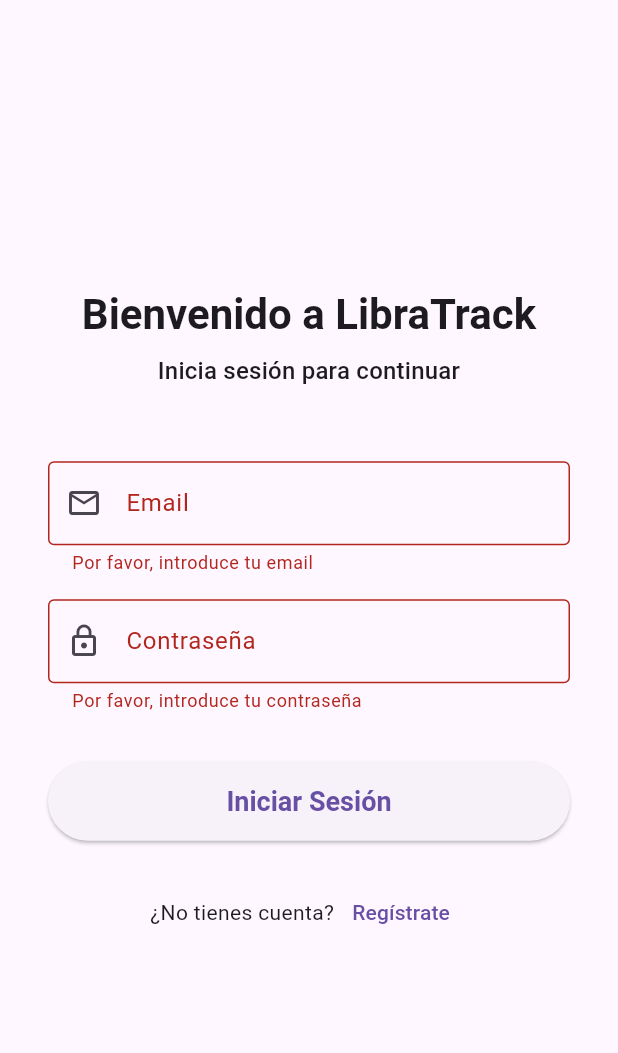
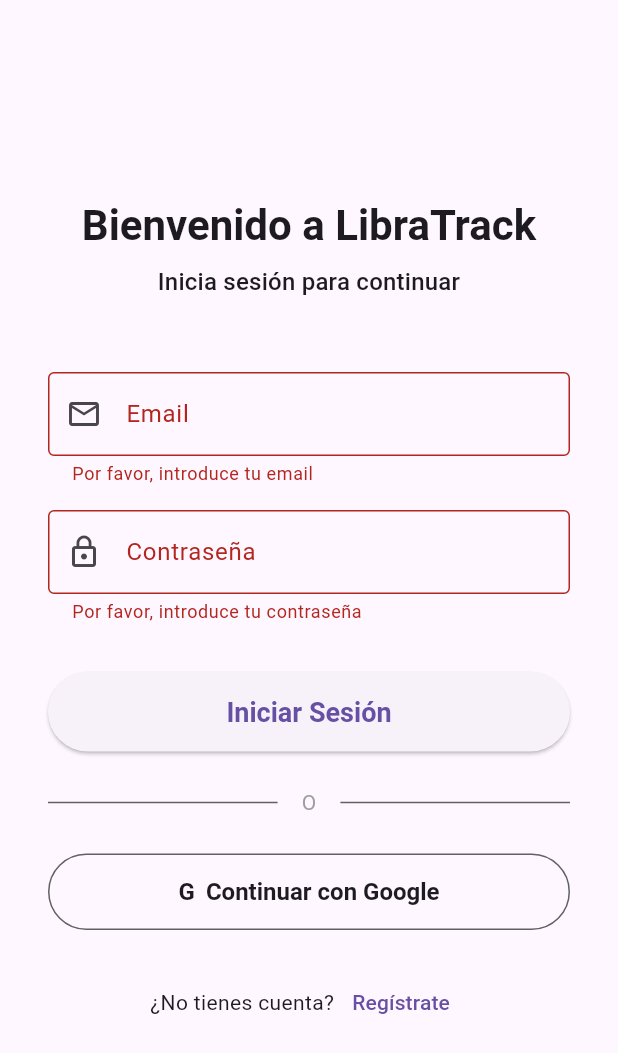
Before and after one commit to andreicolegio-lgtm/libratrack-client, a Flutter app: the screen it shows after launch, after a tap on "Iniciar Sesión", on a phone screen of 412 x 824 dp. Shown: the top 1053 px of the screen. Run offline on Flutter 3.47's test engine with Material 3 defaults, Android fonts, the light colour scheme and no system bars; our stand-ins replace cached_network_image, flutter_secure_storage, google_sign_in, image_picker, marquee, shared_preferences; accounts and stored records are empty; network calls fail.

Commit message:
Temporal Google

```diff
--- a/lib/src/core/services/auth_service.dart
+++ b/lib/src/core/services/auth_service.dart
@@ -1,14 +1,16 @@
 // Archivo: lib/src/core/services/auth_service.dart
-// (¡LINTER CORREGIDO!)
+// (¡CORREGIDO - ID: QA-091!)
 
+// import 'dart:convert'; // <-- ¡ELIMINADO!
 import 'package:flutter/material.dart';
 import 'package:flutter_secure_storage/flutter_secure_storage.dart';
+import 'package:google_sign_in/google_sign_in.dart';
 
 import 'package:libratrack_client/src/core/utils/api_client.dart';
 import 'package:libratrack_client/src/core/utils/api_exceptions.dart';
 import 'package:libratrack_client/src/model/perfil_usuario.dart';
 
-// --- ¡CORREGIDO (LINTER)! ---
+// --- ¡CORREGIDO (Linter)! ---
 const String _accessTokenKey = 'jwt_access_token';
 const String _refreshTokenKey = 'jwt_refresh_token';
 // ---
@@ -17,7 +19,11 @@
   final ApiClient _apiClient;
   final FlutterSecureStorage _secureStorage;
 
-  // Estado en memoria
+  // --- ¡CORRECCIÓN (ID: QA-091)! ---
+  // Usar GoogleSignIn.instance (singleton) en lugar de crear una nueva instancia
+  late final GoogleSignIn _googleSignIn;
+  // ---
+
   String? _accessToken;
   String? _refreshToken;
   PerfilUsuario? _perfilUsuario;
@@ -29,27 +35,35 @@
   bool get isLoading => _isLoading;
 
   AuthService(this._apiClient, this._secureStorage) {
-    _tryAutoLogin();
+    _initialize();
   }
 
-  /// Intenta cargar tokens desde el almacenamiento seguro al iniciar la app.
+  /// Inicialización asíncrona del servicio
+  Future<void> _initialize() async {
+    await _initializeGoogleSignIn();
+    await _tryAutoLogin();
+  }
+
+  /// Inicializa GoogleSignIn de forma segura
+  Future<void> _initializeGoogleSignIn() async {
+    _googleSignIn = GoogleSignIn.instance;
+    // Inicializar con el serverClientId necesario para Android
+    await _googleSignIn.initialize(
+      serverClientId: '1078651925823-g53s0f6i4on4ugdc0t7pfg11vpu86rdp.apps.googleusercontent.com', // Reemplaza con tu Server Client ID de Google Cloud
+    );
+  }
+
   Future<void> _tryAutoLogin() async {
     try {
-      // 1. Intentamos leer ambos tokens
-      // --- ¡CORREGIDO (LINTER)! ---
       _accessToken = await _secureStorage.read(key: _accessTokenKey);
       _refreshToken = await _secureStorage.read(key: _refreshTokenKey);
-      // ---
 
       if (_accessToken != null && _refreshToken != null) {
-        // 2. Si existen, cargamos el perfil
         await _loadUserProfile(shouldNotify: false);
       } else {
-        // 3. Si falta alguno, limpiamos todo
         await logout(shouldNotify: false);
       }
     } catch (e) {
-      // 4. Si algo falla (ej. storage corrupto), limpiamos todo
       await logout(shouldNotify: false);
     } finally {
       _isLoading = false;
@@ -57,11 +71,8 @@
     }
   }
 
-  /// Carga el perfil del usuario desde la API (/api/usuarios/me)
   Future<void> _loadUserProfile({bool shouldNotify = true}) async {
     try {
-      // --- ¡CORREGIDO (ID: QA-078)! ---
-      // get() por defecto NO es un auth endpoint, lo cual es correcto.
       final data = await _apiClient.get('usuarios/me');
       _perfilUsuario = PerfilUsuario.fromJson(data);
       if (shouldNotify) notifyListeners();
@@ -72,17 +83,13 @@
     }
   }
 
-  /// Inicia sesión (Login)
+  /// Inicia sesión con Email y Contraseña
   Future<void> login(String email, String password) async {
     try {
-      // --- ¡CORREGIDO (ID: QA-078)! ---
-      // Le decimos al ApiClient que esta es una llamada de autenticación
-      // para que no intente refrescar si falla.
       final data = await _apiClient.post('auth/login', {
         'email': email,
         'password': password,
-      }, isAuthEndpoint: true); // <-- AÑADIDO
-      // ---
+      }, isAuthEndpoint: true);
 
       _accessToken = data['accessToken'];
       _refreshToken = data['refreshToken'];
@@ -100,15 +107,65 @@
     }
   }
 
+  // --- ¡MÉTODO CORREGIDO (ID: QA-091)! ---
+  /// Inicia sesión o se registra usando Google
+  Future<void> signInWithGoogle() async {
+    try {
+      // 1. Mostrar el Pop-up de Google
+      final GoogleSignInAccount googleUser = await _googleSignIn.authenticate();
+      debugPrint('✅ Google Sign-In exitoso: ${googleUser.email}');
+
+      // 2. Si el usuario cierra el pop-up, authenticate() retorna null implícitamente
+      // (pero el tipo es no-nullable, así que siempre tendremos un usuario válido aquí)
+
+      // 3. Obtener el token de ID de Google
+      final GoogleSignInAuthentication googleAuth = googleUser.authentication;
+      final String? idToken = googleAuth.idToken;
+      debugPrint('🔑 ID Token obtenido: ${idToken?.substring(0, 20) ?? "null"}...');
+
+      if (idToken == null) {
+        throw ApiException('No se pudo obtener el token de Google.');
+      }
+
+      // 4. Enviar el token de Google a NUESTRO backend
+      debugPrint('📤 Enviando token a /auth/google...');
+      debugPrint('📦 Payload: {"token": "${idToken.substring(0, 50)}..."}');
+      final data = await _apiClient.post('auth/google', {
+        'token': idToken,
+      }, isAuthEndpoint: true);
+      debugPrint('✅ Backend respondió correctamente');
+
+      // 5. Recibir NUESTROS propios tokens (Access y Refresh)
+      _accessToken = data['accessToken'];
+      _refreshToken = data['refreshToken'];
+
+      // 6. Guardar nuestros tokens
+      await _secureStorage.write(key: _accessTokenKey, value: _accessToken!);
+      await _secureStorage.write(key: _refreshTokenKey, value: _refreshToken!);
+
+      // 7. Cargar el perfil del usuario (desde nuestra BD)
+      await _loadUserProfile(shouldNotify: false);
+
+      // 8. Notificar a la UI para navegar a Home
+      notifyListeners();
+
+    } on ApiException catch (e) {
+      debugPrint('❌ ApiException: ${e.message}');
+      rethrow;
+    } catch (e) {
+      debugPrint('❌ Error inesperado: $e');
+      throw ApiException('Error inesperado durante el inicio de sesión con Google: ${e.toString()}');
+    }
+  }
+  // ---
+
   /// Cierra la sesión
   Future<void> logout({bool shouldNotify = true}) async {
     try {
+      await _googleSignIn.signOut();
       await _apiClient.logout();
     } catch (e) {
-      // --- ¡CORREGIDO (LINTER)! ---
-      // Se elimina el print()
-      // print("Error during API logout, proceeding with local cleanup: $e");
-      // ---
+      // Ignoramos errores aquí
     }
 
     _accessToken = null;
@@ -124,14 +181,11 @@
   Future<PerfilUsuario> register(
       String username, String email, String password) async {
     try {
-      // --- ¡CORREGIDO (ID: QA-078)! ---
-      // Le decimos al ApiClient que esta es una llamada de autenticación
       final data = await _apiClient.post('auth/register', {
         'username': username,
         'email': email,
         'password': password,
-      }, isAuthEndpoint: true); // <-- AÑADIDO
-      // ---
+      }, isAuthEndpoint: true);
       return PerfilUsuario.fromJson(data);
     } on ApiException {
       rethrow;
@@ -140,14 +194,9 @@
     }
   }
 
-  // --- ¡NUEVO MÉTODO (ID: QA-079)! ---
-  /// Actualiza la copia local del perfil de usuario.
-  /// Llamado desde ProfileScreen después de una actualización exitosa
-  /// (ej. cambio de nombre, cambio de foto) para mantener el estado sincronizado.
+  /// (ID: QA-079) Actualiza la copia local del perfil de usuario
   void updateLocalProfileData(PerfilUsuario perfilActualizado) {
     _perfilUsuario = perfilActualizado;
-    // Notificamos a cualquier widget que pueda estar escuchando el perfil
-    // (aunque en ProfileScreen no es estrictamente necesario, es buena práctica).
     notifyListeners();
   }
 }
--- a/lib/src/features/auth/login_screen.dart
+++ b/lib/src/features/auth/login_screen.dart
@@ -1,5 +1,5 @@
 // Archivo: lib/src/features/auth/login_screen.dart
-// (¡CORREGIDO!)
+// (¡ACTUALIZADO - SPRINT 10: GOOGLE SIGN-IN!)
 
 import 'package:flutter/material.dart';
 import 'package:provider/provider.dart';
@@ -29,6 +29,7 @@
     super.dispose();
   }
 
+  /// Maneja el login con Email/Contraseña
   Future<void> _handleLogin() async {
     if (!_formKey.currentState!.validate()) {
       return;
@@ -46,21 +47,46 @@
         _emailController.text,
         _passwordController.text,
       );
-      // ÉXITO: El login completó. El AuthWrapper verá el cambio y destruirá
-      // este widget para navegar a HomeScreen. No se necesita más código aquí.
+      // Éxito: AuthWrapper navega
     } on ApiException catch (e) {
       if (mounted) {
-        setState(() { _isLoading = false; }); // <-- Apaga en caso de error API
+        setState(() { _isLoading = false; });
         SnackBarHelper.showTopSnackBar(msgContext, e.message, isError: true);
       }
     } catch (e) {
       if (mounted) {
-        setState(() { _isLoading = false; }); // <-- Apaga en caso de error general
+        setState(() { _isLoading = false; });
         SnackBarHelper.showTopSnackBar(msgContext, 'Error inesperado: ${e.toString()}', isError: true);
       }
     }
-    // El bloque FINALLY se elimina, ya que la navegación se encarga del reseteo.
   }
+
+  // --- ¡NUEVO MÉTODO (ID: QA-091)! ---
+  /// Maneja el login con Google
+  Future<void> _handleGoogleSignIn() async {
+    setState(() {
+      _isLoading = true;
+    });
+
+    final authService = context.read<AuthService>();
+    final msgContext = ScaffoldMessenger.of(context);
+
+    try {
+      await authService.signInWithGoogle();
+      // Éxito: AuthWrapper navega
+    } on ApiException catch (e) {
+      if (mounted) {
+        setState(() { _isLoading = false; });
+        SnackBarHelper.showTopSnackBar(msgContext, e.message, isError: true);
+      }
+    } catch (e) {
+      if (mounted) {
+        setState(() { _isLoading = false; });
+        SnackBarHelper.showTopSnackBar(msgContext, 'Error inesperado: ${e.toString()}', isError: true);
+      }
+    }
+  }
+  // ---
 
   void _goToRegistration() {
     Navigator.push(
@@ -162,6 +188,35 @@
                   ),
                   const SizedBox(height: 24),
 
+                  // --- ¡NUEVO DIVISOR (ID: QA-091)! ---
+                  Row(
+                    children: [
+                      Expanded(child: Divider(color: Colors.grey[700])),
+                      Padding(
+                        padding: const EdgeInsets.symmetric(horizontal: 16.0),
+                        child: Text("O", style: textTheme.bodyMedium?.copyWith(color: Colors.grey[500])),
+                      ),
+                      Expanded(child: Divider(color: Colors.grey[700])),
+                    ],
+                  ),
+                  const SizedBox(height: 24),
+
+                  // --- ¡NUEVO BOTÓN DE GOOGLE (ID: QA-091)! ---
+                  OutlinedButton.icon(
+                    icon: const Text('G'),
+                    label: const Text('Continuar con Google'),
+                    style: OutlinedButton.styleFrom(
+                      padding: const EdgeInsets.symmetric(vertical: 16),
+                      textStyle: const TextStyle(fontSize: 16, fontWeight: FontWeight.w600),
+                      foregroundColor: Theme.of(context).colorScheme.onSurface,
+                      side: BorderSide(color: Colors.grey[700]!),
+                    ),
+                    onPressed: _isLoading ? null : _handleGoogleSignIn,
+                  ),
+                  // ---
+
+                  const SizedBox(height: 24),
+
                   // --- Botón de Registro ---
                   Row(
                     mainAxisAlignment: MainAxisAlignment.center,
```
Also changed, not shown: pubspec.yaml (+4 -7 lines), pubspec.lock, 1 other file.
